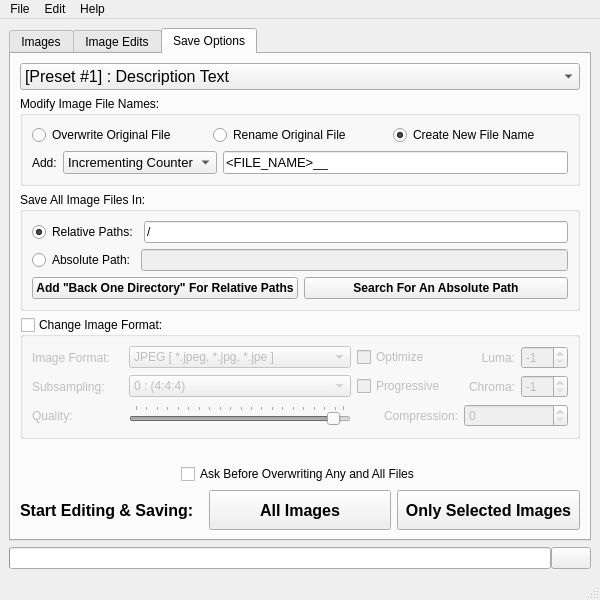
This is BatchItImage.ui in JDHatten/BatchItImage as Qt 5 draws it before an edit. The edited form follows.
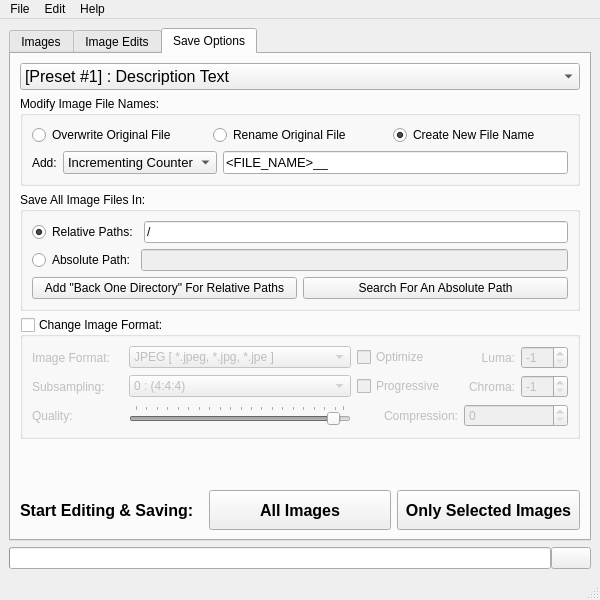
This is the edited form. The open tabs and pages were chosen to show the change. Custom widgets are drawn as their Qt base class.

Commit message: Added Additional MenuBar Items

Diff of the .ui file:
```diff
--- a/BatchItImage.ui
+++ b/BatchItImage.ui
@@ -943,11 +943,6 @@
             <layout class="QHBoxLayout" name="horizontalLayout_9">
              <item>
               <widget class="QPushButton" name="pushButton_AddBackOneDir">
-               <property name="font">
-                <font>
-                 <bold>true</bold>
-                </font>
-               </property>
                <property name="text">
                 <string>Add &quot;Back One Directory&quot; For Relative Paths</string>
                </property>
@@ -955,11 +950,6 @@
              </item>
              <item>
               <widget class="QPushButton" name="pushButton_FindAbsolutePath">
-               <property name="font">
-                <font>
-                 <bold>true</bold>
-                </font>
-               </property>
                <property name="text">
                 <string>Search For An Absolute Path</string>
                </property>
@@ -1178,46 +1168,6 @@
           </property>
          </spacer>
         </item>
-        <item>
-         <layout class="QHBoxLayout" name="horizontalLayout_4">
-          <item>
-           <spacer name="horizontalSpacer">
-            <property name="orientation">
-             <enum>Qt::Horizontal</enum>
-            </property>
-            <property name="sizeHint" stdset="0">
-             <size>
-              <width>40</width>
-              <height>20</height>
-             </size>
-            </property>
-           </spacer>
-          </item>
-          <item>
-           <widget class="QCheckBox" name="checkBox_Overwrite">
-            <property name="text">
-             <string>Ask Before Overwriting Any and All Files</string>
-            </property>
-            <property name="tristate">
-             <bool>true</bool>
-            </property>
-           </widget>
-          </item>
-          <item>
-           <spacer name="horizontalSpacer_2">
-            <property name="orientation">
-             <enum>Qt::Horizontal</enum>
-            </property>
-            <property name="sizeHint" stdset="0">
-             <size>
-              <width>40</width>
-              <height>20</height>
-             </size>
-            </property>
-           </spacer>
-          </item>
-         </layout>
-        </item>
         <item>
          <layout class="QHBoxLayout" name="horizontalLayout_3">
           <item>
```
Left out of the diff: 141 changed lines with no effect on the pictures.
